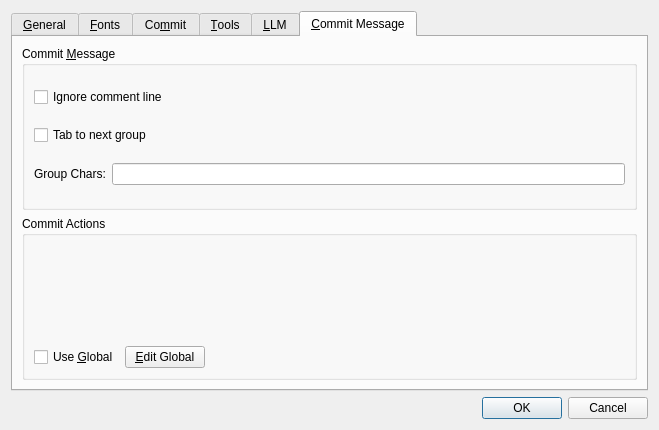
This is qgitc/preferences.ui in timxx/qgitc as Qt 5 draws it before an edit. The edited form follows.
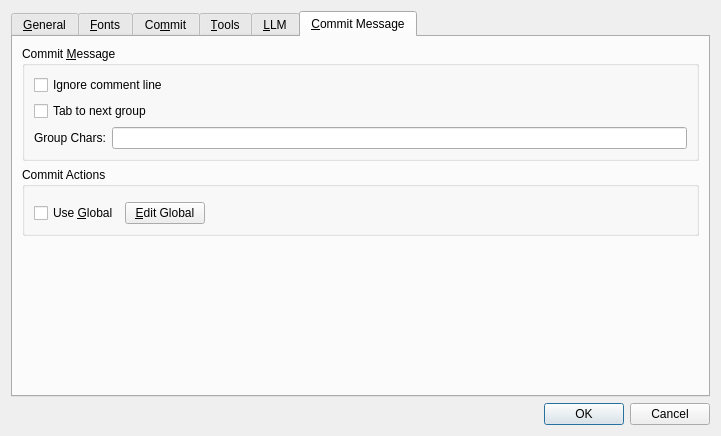
This is the edited form. The open tabs and pages were chosen to show the change. Custom widgets are drawn as their Qt base class.

Commit message: Make preferences dialog more compact

The edit to the form file:
```diff
--- a/qgitc/preferences.ui
+++ b/qgitc/preferences.ui
@@ -6,8 +6,8 @@
    <rect>
     <x>0</x>
     <y>0</y>
-    <width>659</width>
-    <height>430</height>
+    <width>721</width>
+    <height>436</height>
    </rect>
   </property>
   <property name="windowTitle">
@@ -1048,6 +1048,19 @@
          </layout>
         </widget>
        </item>
+       <item>
+        <spacer name="verticalSpacer_6">
+         <property name="orientation">
+          <enum>Qt::Orientation::Vertical</enum>
+         </property>
+         <property name="sizeHint" stdset="0">
+          <size>
+           <width>20</width>
+           <height>40</height>
+          </size>
+         </property>
+        </spacer>
+       </item>
       </layout>
      </widget>
     </widget>
```
Left out of the diff: 54 changed lines with no effect on the pictures. The commit also changes 2 other files.
